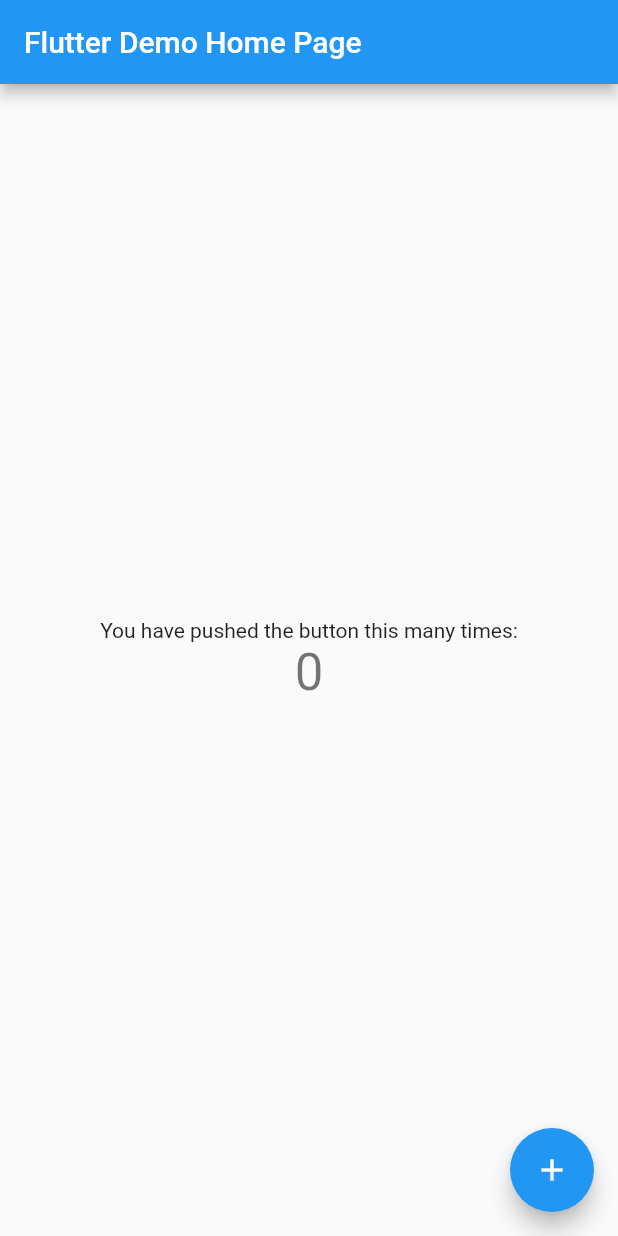
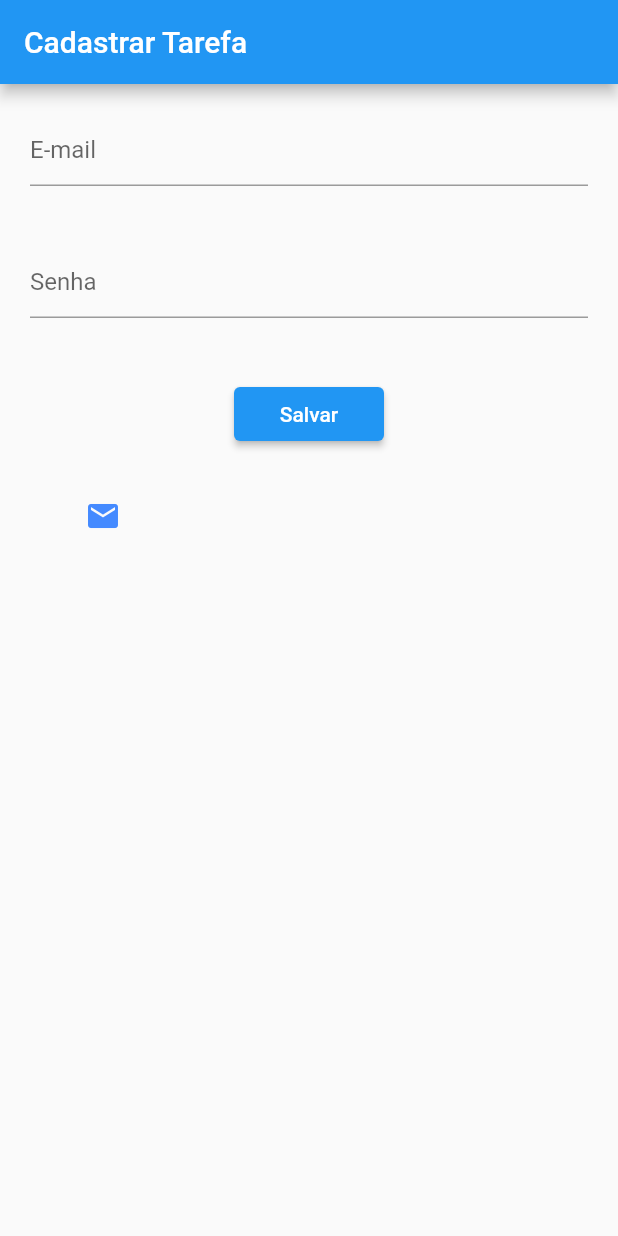
Before and after one commit to AndreyCordeiro/lista_compras, a Flutter app: the screen it shows after launch, on a phone screen of 412 x 824 dp. Run offline on Flutter 3.47's test engine with Material 2 defaults, Android fonts, the phone set to English and light mode, and no system bars.

Commit message:
Iniciando implementação da tela de login

```diff
--- /dev/null
+++ b/lib/login/tela-login.dart
@@ -0,0 +1,97 @@
+import 'package:flutter/material.dart';
+import 'package:url_launcher/url_launcher.dart';
+
+class TelaLogin extends StatefulWidget {
+  const TelaLogin({Key? key}) : super(key: key);
+
+  @override
+  State<TelaLogin> createState() => _TelaLoginWidget();
+}
+
+class _TelaLoginWidget extends State<TelaLogin> {
+  final GlobalKey<FormState> _formKey = GlobalKey<FormState>();
+  String email = '';
+  String senha = '';
+
+  @override
+  Widget build(BuildContext context) {
+    return Scaffold(
+      appBar: AppBar(
+        title: const Text("Cadastrar Tarefa"),
+      ),
+      body: Form(
+        key: _formKey,
+        child: Column(
+          crossAxisAlignment: CrossAxisAlignment.start,
+          children: <Widget>[
+            Padding(
+              padding: const EdgeInsets.all(20.0),
+              child: TextFormField(
+                decoration: const InputDecoration(
+                  hintText: 'E-mail',
+                ),
+                validator: (String? value) {
+                  if (value == null || value.isEmpty) {
+                    return 'Informe o E-mail!';
+                  }
+                  email = value;
+                },
+              ),
+            ),
+            Padding(
+              padding: const EdgeInsets.all(20.0),
+              child: TextFormField(
+                decoration: const InputDecoration(
+                  hintText: 'Senha',
+                ),
+                validator: (String? value) {
+                  if (value == null || value.isEmpty) {
+                    return 'Informe a Senha!';
+                  }
+                  senha = value;
+                },
+              ),
+            ),
+            Padding(
+              padding: const EdgeInsets.all(20.0),
+              child: Center(
+                child: SizedBox(
+                  width: 100,
+                  child: ElevatedButton(
+                    onPressed: () {
+                      if (_formKey.currentState!.validate()) {
+                        _fazerLogin(email: email, senha: senha);
+                      }
+                    },
+                    child: const Text('Salvar'),
+                  ),
+                ),
+              ),
+            ),
+            SizedBox(
+              width: MediaQuery.of(context).size.width / 3,
+              child: IconButton(
+                onPressed: () => enviarEmail(),
+                icon: const Icon(
+                  Icons.email,
+                  color: Colors.blueAccent,
+                ),
+              ),
+            ),
+          ],
+        ),
+      ),
+    );
+  }
+}
+
+void _fazerLogin({required String email, required String senha}) {}
+
+enviarEmail() {
+  launchUrl(
+    Uri(
+      scheme: 'mailto',
+      path: 'listaCompras@hotmail.com.br',
+    ),
+  );
+}
--- a/lib/main.dart
+++ b/lib/main.dart
@@ -1,4 +1,5 @@
 import 'package:flutter/material.dart';
+import 'package:lista_compras/login/tela-login.dart';
 
 void main() {
   runApp(const MyApp());
@@ -14,54 +15,7 @@ class MyApp extends StatelessWidget {
       theme: ThemeData(
         primarySwatch: Colors.blue,
       ),
-      home: const MyHomePage(title: 'Flutter Demo Home Page'),
+      home: const TelaLogin(),
     );
   }
 }
-
-class MyHomePage extends StatefulWidget {
-  const MyHomePage({Key? key, required this.title}) : super(key: key);
-
-  final String title;
-
-  @override
-  State<MyHomePage> createState() => _MyHomePageState();
-}
-
-class _MyHomePageState extends State<MyHomePage> {
-  int _counter = 0;
-
-  void _incrementCounter() {
-    setState(() {
-      _counter++;
-    });
-  }
-
-  @override
-  Widget build(BuildContext context) {
-    return Scaffold(
-      appBar: AppBar(
-        title: Text(widget.title),
-      ),
-      body: Center(
-        child: Column(
-          mainAxisAlignment: MainAxisAlignment.center,
-          children: <Widget>[
-            const Text(
-              'You have pushed the button this many times:',
-            ),
-            Text(
-              '$_counter',
-              style: Theme.of(context).textTheme.headline4,
-            ),
-          ],
-        ),
-      ),
-      floatingActionButton: FloatingActionButton(
-        onPressed: _incrementCounter,
-        tooltip: 'Increment',
-        child: const Icon(Icons.add),
-      ),
-    );
-  }
-}
```
